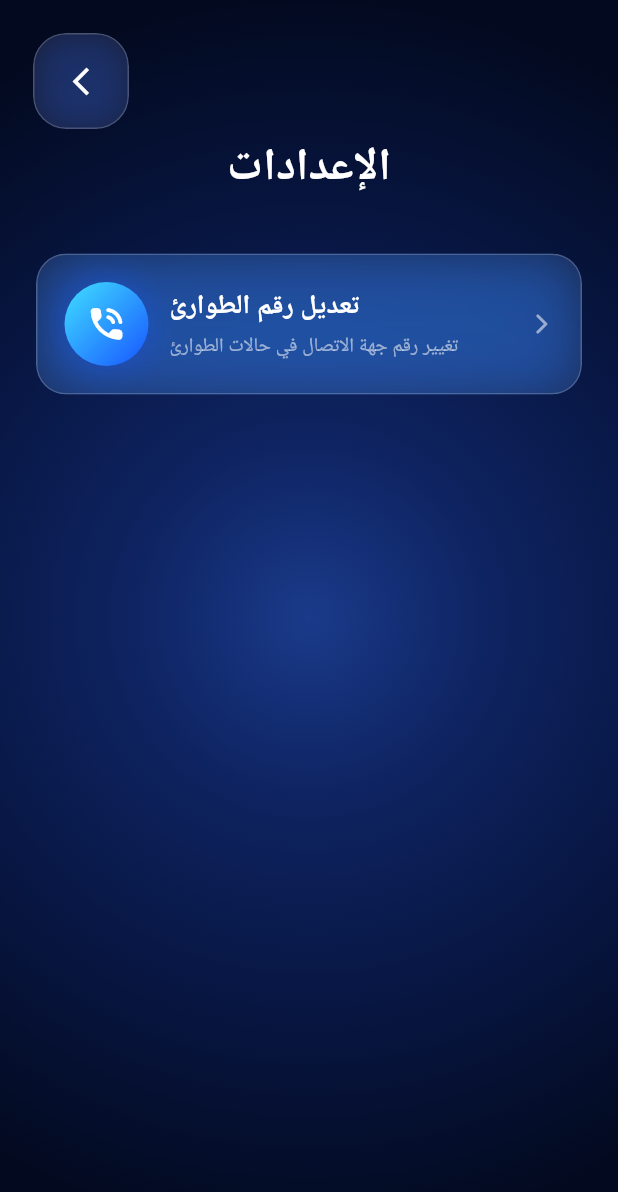
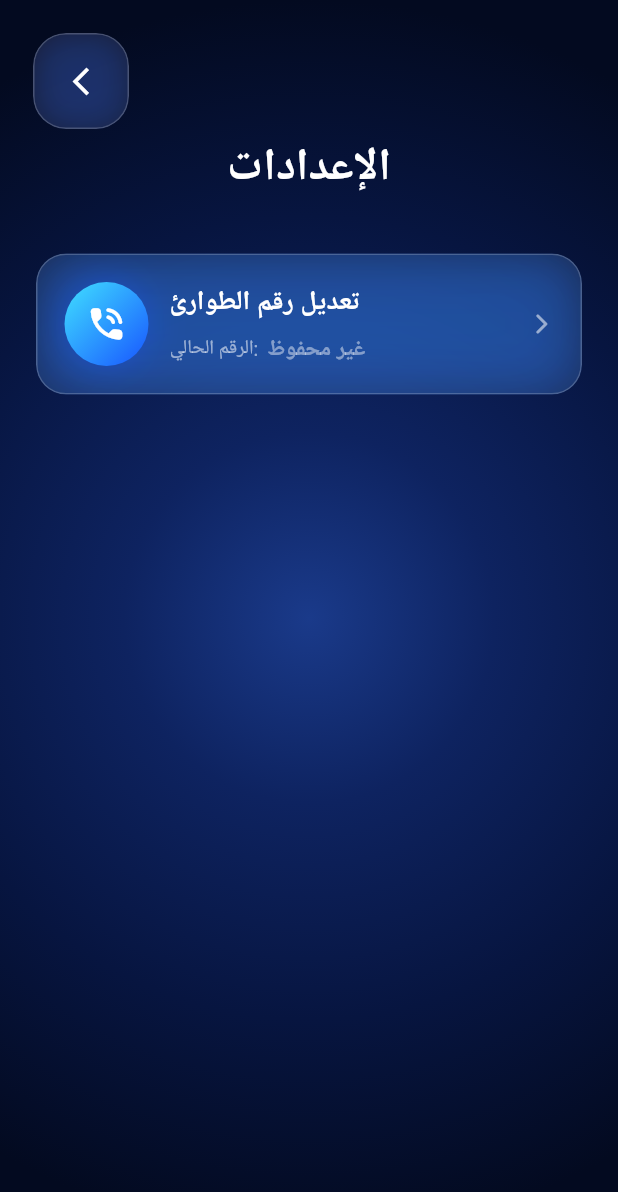
Before and after one commit to laljoudi/Hudai, a Flutter app: the SettingsScreen screen opened by its route, on a phone screen of 412 x 824 dp. Shown: the top 1192 px of the screen. Run offline on Flutter 3.47's test engine with Material 3 defaults, Android fonts, the phone set to English and light mode, and no system bars; our stand-ins replace audioplayers, camera, geolocator, permission_handler, shared_preferences, speech_to_text; missing offline and left inert: flutter_phone_direct_caller, tflite_flutter; accounts and stored records are empty; statements that could not run were skipped.

Commit message:
Update settings_screen.dart

```diff
--- a/lib/features/settings/settings_screen.dart
+++ b/lib/features/settings/settings_screen.dart
@@ -32,6 +32,7 @@ class _SettingsScreenState extends State<SettingsScreen>
     super.initState();
 
     _controller = SettingsController();
+    _controller.addListener(_onControllerUpdate);
     _controller.initialize();
 
     _glowCtrl = AnimationController(
@@ -45,9 +46,14 @@ class _SettingsScreenState extends State<SettingsScreen>
 
   @override
   void dispose() {
+    _controller.removeListener(_onControllerUpdate);
     _controller.dispose();
     _glowCtrl.dispose();
     super.dispose();
+  }
+
+  void _onControllerUpdate() {
+    if (mounted) setState(() {});
   }
 
   // ── Tap handlers ──────────────────────────────────────────────────────
@@ -63,7 +69,10 @@ class _SettingsScreenState extends State<SettingsScreen>
     debugPrint('👆 settings: open emergency edit');
     await _controller.stopAudio();
     if (!mounted) return;
-    Navigator.pushNamed(context, AppRoutes.setup);
+    await Navigator.pushNamed(context, AppRoutes.setup);
+    // Returned from the setup screen — reload in case the user changed it.
+    if (!mounted) return;
+    _controller.refreshCurrentNumber();
   }
 
   // ── Build ─────────────────────────────────────────────────────────────
@@ -109,7 +118,7 @@ class _SettingsScreenState extends State<SettingsScreen>
                       builder: (_, __) => _SettingsTile(
                         icon: Icons.phone_in_talk_rounded,
                         title: 'تعديل رقم الطوارئ',
-                        subtitle: 'تغيير رقم جهة الاتصال في حالات الطوارئ',
+                        currentNumber: _controller.currentNumber,
                         glow: _glowAnim.value,
                         onTap: _onEditEmergencyTap,
                       ),
@@ -175,14 +184,14 @@ class _SettingsTile extends StatelessWidget {
   const _SettingsTile({
     required this.icon,
     required this.title,
-    required this.subtitle,
+    required this.currentNumber,
     required this.glow,
     required this.onTap,
   });
 
   final IconData     icon;
   final String       title;
-  final String       subtitle;
+  final String?      currentNumber;
   final double       glow;
   final VoidCallback onTap;
 
@@ -242,7 +251,7 @@ class _SettingsTile extends StatelessWidget {
 
                 const SizedBox(width: 14),
 
-                // Title + subtitle
+                // Title + current number (or "not set" hint)
                 Expanded(
                   child: Column(
                     crossAxisAlignment: CrossAxisAlignment.start,
@@ -256,15 +265,8 @@ class _SettingsTile extends StatelessWidget {
                           letterSpacing: -0.2,
                         ),
                       ),
-                      const SizedBox(height: 4),
-                      Text(
-                        subtitle,
-                        style: TextStyle(
-                          color: Colors.white.withOpacity(0.55),
-                          fontSize: 13,
-                          height: 1.4,
-                        ),
-                      ),
+                      const SizedBox(height: 6),
+                      _CurrentNumberLine(number: currentNumber),
                     ],
                   ),
                 ),
@@ -281,6 +283,49 @@ class _SettingsTile extends StatelessWidget {
           ),
         ),
       ),
+    );
+  }
+}
+
+// ─────────────────────────────────────────────────────────────────────────────
+//  Inline display of the currently saved emergency number (or hint if none).
+// ─────────────────────────────────────────────────────────────────────────────
+
+class _CurrentNumberLine extends StatelessWidget {
+  const _CurrentNumberLine({required this.number});
+  final String? number;
+
+  @override
+  Widget build(BuildContext context) {
+    final hasNumber = number != null && number!.trim().isNotEmpty;
+    return Row(
+      children: [
+        Text(
+          'الرقم الحالي:',
+          style: TextStyle(
+            color: Colors.white.withOpacity(0.55),
+            fontSize: 13,
+          ),
+        ),
+        const SizedBox(width: 6),
+        Flexible(
+          child: Text(
+            hasNumber ? number! : 'غير محفوظ',
+            // Force LTR for the number so digits read left-to-right even
+            // inside an RTL row.
+            textDirection: TextDirection.ltr,
+            overflow: TextOverflow.ellipsis,
+            style: TextStyle(
+              color: hasNumber
+                  ? const Color(0xFF40E0FF)
+                  : Colors.white.withOpacity(0.45),
+              fontSize: 15,
+              fontWeight: FontWeight.w700,
+              letterSpacing: hasNumber ? 1.5 : 0.2,
+            ),
+          ),
+        ),
+      ],
     );
   }
 }
```
